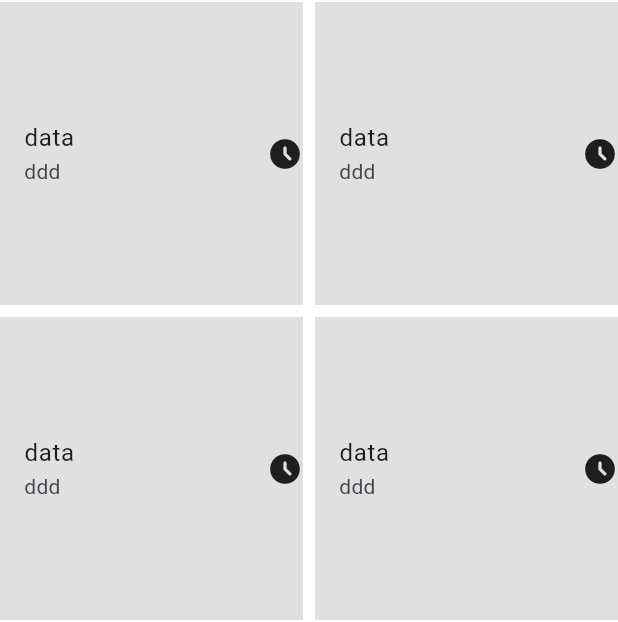
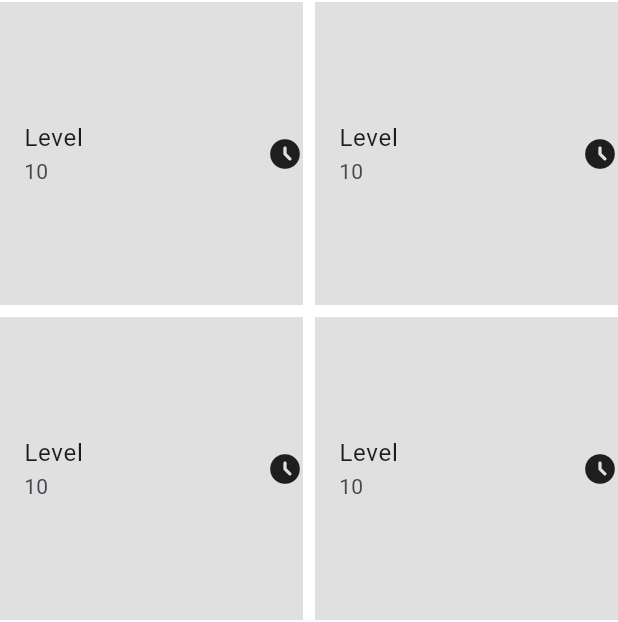
Before and after one commit to suleman500/Task_fluter_2025, a Flutter app: the screen it shows after launch, on a phone screen of 412 x 824 dp. Shown: the part 256-878 px from the top of the screen. Run offline on Flutter 3.47's test engine with Material 3 defaults, Android fonts, the phone set to English and light mode, and no system bars.

Commit message:
Update homeThrie.dart
تاسك الاحد

```diff
--- a/lib/task_11_11/homeThrie.dart
+++ b/lib/task_11_11/homeThrie.dart
@@ -43,6 +43,7 @@ IconButton(onPressed: () {
               child: Column(
                 mainAxisAlignment: MainAxisAlignment.spaceEvenly,
                 children: [
+                  //  هاي الروه عششان معلومات الحاس المتابعيت و الخ
                   Row(
                     children: [
                       //  عشان اي فيه عرض متح يقصدر يضيفها
@@ -104,7 +105,7 @@ child: Text("data"),
       ),
     );
   }
-
+// وهن عشان اطبعها 3 مرات  gridview
   Widget foman() {
     return Container(
 
@@ -114,9 +115,9 @@ child: Text("data"),
           Expanded(
             child: ListTile(
 
-              title: Text("data"),
-              subtitle: Text("ddd"),
-
+              title: Text("Level"),
+              subtitle: Text("10"),
+              // شلت ال  icon وحطيتها برا عشان تيجي ع اليمين
             ),
 
           ),
```
